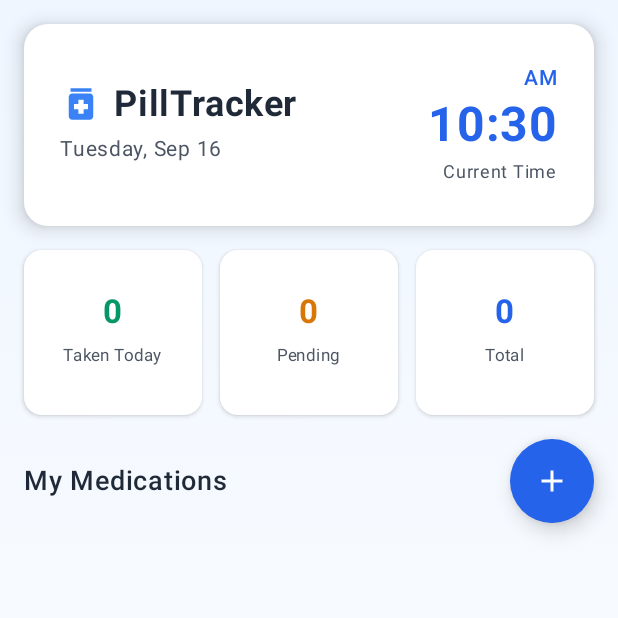
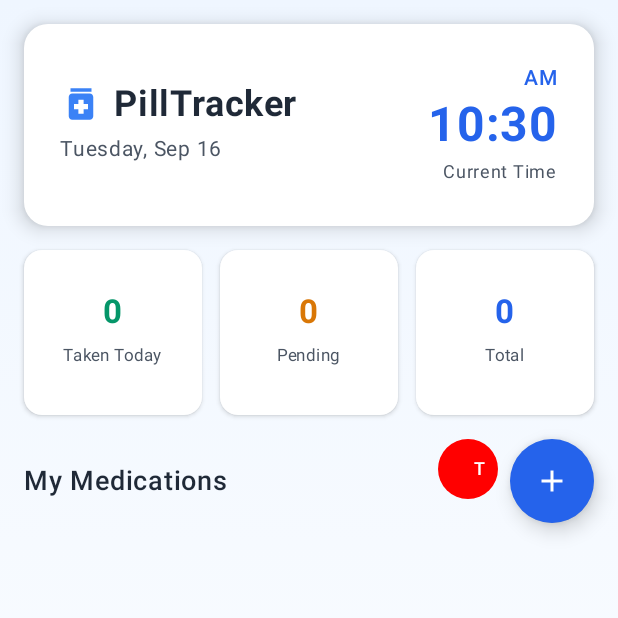
Before and after one commit to wahidsuman/Pill-, an Android app built with Jetpack Compose: the screen it shows after launch (MainActivity), on a phone screen of 412 x 824 dp, the top half of it. Run offline under Robolectric (Android 15) with nearby library versions, the phone set to English and light mode, and no system bars; our stand-ins replace Dagger/Hilt's generated code, Room's generated code.

Commit message:
fix: Implement proper popup alarm functionality with test button
- Restore all necessary permissions for popup notifications
- Use setExactAndAllowWhileIdle for reliable alarm scheduling
- Add automatic rescheduling for daily reminders
- Add test button to verify popup functionality
- Improve error handling in notification service
- Fix popup activity launch with proper intent flags

```diff
--- a/app/src/main/java/com/pilltracker/app/service/PillReminderReceiver.kt
+++ b/app/src/main/java/com/pilltracker/app/service/PillReminderReceiver.kt
@@ -3,6 +3,7 @@ package com.pilltracker.app.service
 import android.content.BroadcastReceiver
 import android.content.Context
 import android.content.Intent
+import com.pilltracker.app.data.model.Pill
 
 class PillReminderReceiver : BroadcastReceiver() {
 
--- a/app/src/main/java/com/pilltracker/app/ui/screen/PillTrackerScreen.kt
+++ b/app/src/main/java/com/pilltracker/app/ui/screen/PillTrackerScreen.kt
@@ -1,5 +1,6 @@
 package com.pilltracker.app.ui.screen
 
+import android.content.Context
 import androidx.compose.foundation.background
 import androidx.compose.foundation.layout.*
 import androidx.compose.foundation.lazy.LazyColumn
@@ -15,11 +16,13 @@ import androidx.compose.ui.draw.clip
 import androidx.compose.ui.draw.shadow
 import androidx.compose.ui.graphics.Brush
 import androidx.compose.ui.graphics.Color
+import androidx.compose.ui.platform.LocalContext
 import androidx.compose.ui.text.font.FontWeight
 import androidx.compose.ui.unit.dp
 import androidx.compose.ui.unit.sp
 import androidx.hilt.navigation.compose.hiltViewModel
 import com.pilltracker.app.data.model.Pill
+import com.pilltracker.app.service.PillNotificationService
 import com.pilltracker.app.ui.components.*
 import com.pilltracker.app.ui.theme.*
 import com.pilltracker.app.ui.viewmodel.PillViewModel
@@ -92,7 +95,8 @@ fun PillTrackerScreen(
                     onAddPill = { viewModel.showAddForm() },
                     onMarkAsTaken = { viewModel.markAsTaken(it) },
                     onDeletePill = { viewModel.deletePill(it) },
-                    onEditPill = { viewModel.showEditForm(it) }
+                    onEditPill = { viewModel.showEditForm(it) },
+                    onTestPopup = { viewModel.scheduleTestAlarm() }
                 )
             }
         }
@@ -336,7 +340,8 @@ fun PillsListSection(
     onAddPill: () -> Unit,
     onMarkAsTaken: (Pill) -> Unit,
     onDeletePill: (Pill) -> Unit,
-    onEditPill: (Pill) -> Unit
+    onEditPill: (Pill) -> Unit,
+    onTestPopup: () -> Unit
 ) {
     Column(
         modifier = Modifier
@@ -354,6 +359,27 @@ fun PillsListSection(
                 fontWeight = FontWeight.SemiBold,
                 color = Gray800
             )
+            Row(
+                horizontalArrangement = Arrangement.spacedBy(8.dp)
+            ) {
+                // Test popup button
+                val context = LocalContext.current
+                val notificationService = remember { PillNotificationService(context) }
+
+                Button(
+                    onClick = {
+                        // Test immediate popup
+                        notificationService.testPopup()
+
+                        // Also schedule a test alarm for 1 minute from now
+                        onTestPopup()
+                    },
+                    colors = ButtonDefaults.buttonColors(containerColor = Color.Red),
+                    modifier = Modifier.size(40.dp)
+                ) {
+                    Text("T", color = Color.White, fontSize = 12.sp)
+                }
+
                 FloatingActionButton(
                     onClick = onAddPill,
                     containerColor = Blue600,
@@ -373,6 +399,7 @@ fun PillsListSection(
                     )
                 }
             }
+        }
 
         Spacer(modifier = Modifier.height(16.dp))
 
```
Also changed, not shown: app/src/main/java/com/pilltracker/app/service/PillNotificationService.kt (+10 -1 lines), app/src/main/java/com/pilltracker/app/ui/viewmodel/PillViewModel.kt (+17 -0 lines). Lines whose indentation alone changed are shown as unchanged.
